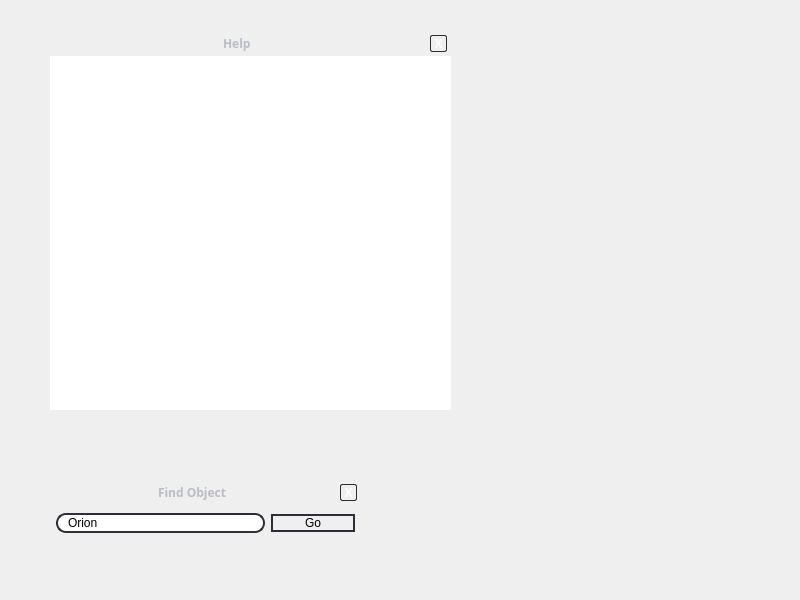
Above: src/gui/mainGui.ui from 519984307/stellarium_src before the change. Below: the same form after it.
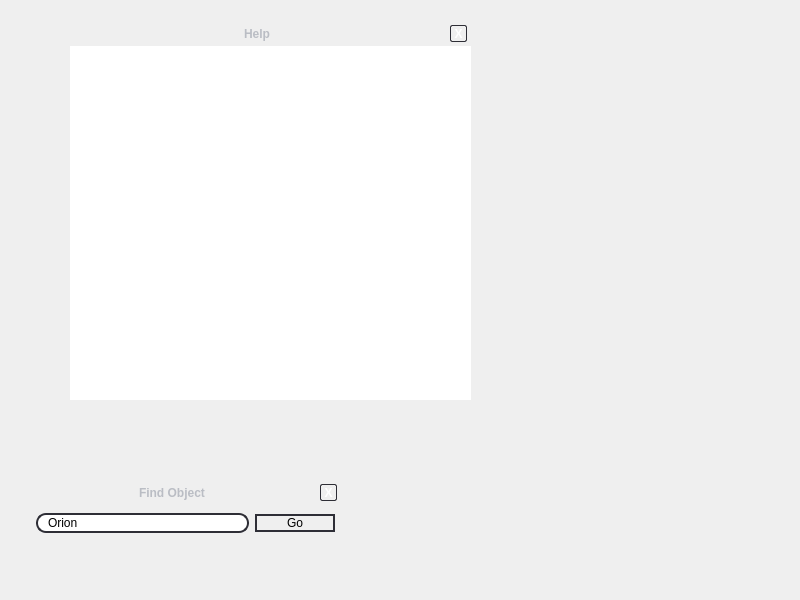
That is the form after the change. Icons and pictures are not drawn. Custom widgets are drawn as their Qt base class.

Commit message: Load plug-ins after the main GUI. Made AutoFillBackgrounf property == true for our new widgets.

The edit to the form file:
```diff
--- a/src/gui/mainGui.ui
+++ b/src/gui/mainGui.ui
@@ -64,7 +64,6 @@
   border-radius: 10px;
   background-color: qlineargradient(x1: 0, y1: 0, x2: 0, y2: 1,
    stop: 0 #f6f7fa, stop: 1 #dadbde);
-   min-width: 80px;
 }
 
 QPushButton:pressed {
@@ -117,8 +116,8 @@
   <widget class="DialogFrame" name="HelpDialog" >
    <property name="geometry" >
     <rect>
-     <x>50</x>
-     <y>30</y>
+     <x>70</x>
+     <y>20</y>
      <width>401</width>
      <height>401</height>
     </rect>
@@ -126,6 +125,9 @@
    <property name="mouseTracking" >
     <bool>true</bool>
    </property>
+   <property name="autoFillBackground" >
+    <bool>true</bool>
+   </property>
    <property name="frameShape" >
     <enum>QFrame::StyledPanel</enum>
    </property>
@@ -159,6 +161,9 @@
         <height>30</height>
        </size>
       </property>
+      <property name="autoFillBackground" >
+       <bool>true</bool>
+      </property>
       <property name="frameShape" >
        <enum>QFrame::StyledPanel</enum>
       </property>
@@ -190,77 +195,6 @@
        </item>
        <item>
         <widget class="QLabel" name="label" >
-         <property name="palette" >
-          <palette>
-           <active>
-            <colorrole role="WindowText" >
-             <brush brushstyle="SolidPattern" >
-              <color alpha="255" >
-               <red>186</red>
-               <green>189</green>
-               <blue>196</blue>
-              </color>
-             </brush>
-            </colorrole>
-            <colorrole role="Text" >
-             <brush brushstyle="SolidPattern" >
-              <color alpha="255" >
-               <red>186</red>
-               <green>189</green>
-               <blue>196</blue>
-              </color>
-             </brush>
-            </colorrole>
-           </active>
-           <inactive>
-            <colorrole role="WindowText" >
-             <brush brushstyle="SolidPattern" >
-              <color alpha="255" >
-               <red>186</red>
-               <green>189</green>
-               <blue>196</blue>
-              </color>
-             </brush>
-            </colorrole>
-            <colorrole role="Text" >
-             <brush brushstyle="SolidPattern" >
-              <color alpha="255" >
-               <red>186</red>
-               <green>189</green>
-               <blue>196</blue>
-              </color>
-             </brush>
-            </colorrole>
-           </inactive>
-           <disabled>
-            <colorrole role="WindowText" >
-             <brush brushstyle="SolidPattern" >
-              <color alpha="255" >
-               <red>186</red>
-               <green>189</green>
-               <blue>196</blue>
-              </color>
-             </brush>
-            </colorrole>
-            <colorrole role="Text" >
-             <brush brushstyle="SolidPattern" >
-              <color alpha="255" >
-               <red>186</red>
-               <green>189</green>
-               <blue>196</blue>
-              </color>
-             </brush>
-            </colorrole>
-           </disabled>
-          </palette>
-         </property>
-         <property name="font" >
-          <font>
-           <family>DejaVu</family>
-           <weight>75</weight>
-           <bold>true</bold>
-          </font>
-         </property>
          <property name="text" >
           <string>Help</string>
          </property>
@@ -380,6 +314,9 @@
         </disabled>
        </palette>
       </property>
+      <property name="autoFillBackground" >
+       <bool>true</bool>
+      </property>
       <property name="styleSheet" >
        <string/>
       </property>
@@ -399,6 +336,9 @@
         <height>30</height>
        </size>
       </property>
+      <property name="autoFillBackground" >
+       <bool>true</bool>
+      </property>
       <property name="frameShape" >
        <enum>QFrame::StyledPanel</enum>
       </property>
@@ -470,7 +410,7 @@
   <widget class="DialogFrame" name="SearchDialog" >
    <property name="geometry" >
     <rect>
-     <x>50</x>
+     <x>30</x>
      <y>480</y>
      <width>311</width>
      <height>61</height>
@@ -491,6 +431,9 @@
    <property name="mouseTracking" >
     <bool>true</bool>
    </property>
+   <property name="autoFillBackground" >
+    <bool>true</bool>
+   </property>
    <property name="frameShape" >
     <enum>QFrame::StyledPanel</enum>
    </property>
@@ -524,6 +467,9 @@
         <height>25</height>
        </size>
       </property>
+      <property name="autoFillBackground" >
+       <bool>true</bool>
+      </property>
       <property name="frameShape" >
        <enum>QFrame::StyledPanel</enum>
       </property>
@@ -555,77 +501,6 @@
        </item>
        <item>
         <widget class="QLabel" name="label_2" >
-         <property name="palette" >
-          <palette>
-           <active>
-            <colorrole role="WindowText" >
-             <brush brushstyle="SolidPattern" >
-              <color alpha="255" >
-               <red>186</red>
-               <green>189</green>
-               <blue>196</blue>
-              </color>
-             </brush>
-            </colorrole>
-            <colorrole role="Text" >
-             <brush brushstyle="SolidPattern" >
-              <color alpha="255" >
-               <red>186</red>
-               <green>189</green>
-               <blue>196</blue>
-              </color>
-             </brush>
-            </colorrole>
-           </active>
-           <inactive>
-            <colorrole role="WindowText" >
-             <brush brushstyle="SolidPattern" >
-              <color alpha="255" >
-               <red>186</red>
-               <green>189</green>
-               <blue>196</blue>
-              </color>
-             </brush>
-            </colorrole>
-            <colorrole role="Text" >
-             <brush brushstyle="SolidPattern" >
-              <color alpha="255" >
-               <red>186</red>
-               <green>189</green>
-               <blue>196</blue>
-              </color>
-             </brush>
-            </colorrole>
-           </inactive>
-           <disabled>
-            <colorrole role="WindowText" >
-             <brush brushstyle="SolidPattern" >
-              <color alpha="255" >
-               <red>186</red>
-               <green>189</green>
-               <blue>196</blue>
-              </color>
-             </brush>
-            </colorrole>
-            <colorrole role="Text" >
-             <brush brushstyle="SolidPattern" >
-              <color alpha="255" >
-               <red>186</red>
-               <green>189</green>
-               <blue>196</blue>
-              </color>
-             </brush>
-            </colorrole>
-           </disabled>
-          </palette>
-         </property>
-         <property name="font" >
-          <font>
-           <family>DejaVu</family>
-           <weight>75</weight>
-           <bold>true</bold>
-          </font>
-         </property>
          <property name="text" >
           <string>Find Object</string>
          </property>
@@ -675,6 +550,9 @@
     </item>
     <item>
      <widget class="QFrame" name="frame" >
+      <property name="autoFillBackground" >
+       <bool>true</bool>
+      </property>
       <property name="frameShape" >
        <enum>QFrame::StyledPanel</enum>
       </property>
@@ -773,6 +651,12 @@
        </item>
        <item>
         <widget class="QPushButton" name="pushButtonGotoSearchSkyObject_2" >
+         <property name="minimumSize" >
+          <size>
+           <width>80</width>
+           <height>0</height>
+          </size>
+         </property>
          <property name="text" >
           <string>Go</string>
          </property>
```
The commit also changes 4 other files.
